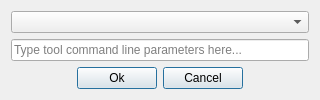
Qt form titan/ui/edit_tool_form.ui (Fijishi-Enterprises/GENO-Energy-Optimization) before a commit.
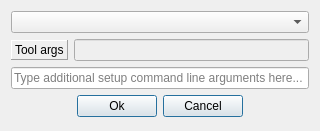
The same form after that commit.

Commit message:
Features #260 and #261 resolved. Tool definition file viewing, editing and refresh tools button
New features:
- Click on a Tool in Tools window to see the Tool definition file (Click on 'No Tool' to see the GAMS output window again)
- Double-clicking a Tool opens the Tool definition file in your default .json editor application (works only on Windows)
- Remember to click 'Refresh Tools' button after editing Tool definition files.

What changed in the file:
```diff
--- a/titan/ui/edit_tool_form.ui
+++ b/titan/ui/edit_tool_form.ui
@@ -10,7 +10,7 @@
     <x>0</x>
     <y>0</y>
     <width>320</width>
-    <height>97</height>
+    <height>131</height>
    </rect>
   </property>
   <property name="sizePolicy">
@@ -22,8 +22,91 @@
   <property name="windowTitle">
    <string>Edit Tool</string>
   </property>
-  <layout class="QGridLayout" name="gridLayout">
-   <item row="2" column="0">
+  <layout class="QVBoxLayout" name="verticalLayout_2">
+   <item>
+    <widget class="QComboBox" name="comboBox_tool">
+     <property name="toolTip">
+      <string>&lt;html&gt;&lt;head/&gt;&lt;body&gt;&lt;p&gt;Select tool&lt;/p&gt;&lt;/body&gt;&lt;/html&gt;</string>
+     </property>
+    </widget>
+   </item>
+   <item>
+    <layout class="QHBoxLayout" name="horizontalLayout">
+     <property name="spacing">
+      <number>6</number>
+     </property>
+     <property name="bottomMargin">
+      <number>0</number>
+     </property>
+     <item>
+      <widget class="QLabel" name="label">
+       <property name="sizePolicy">
+        <sizepolicy hsizetype="Preferred" vsizetype="Preferred">
+         <horstretch>0</horstretch>
+         <verstretch>0</verstretch>
+        </sizepolicy>
+       </property>
+       <property name="maximumSize">
+        <size>
+         <width>16777215</width>
+         <height>20</height>
+        </size>
+       </property>
+       <property name="baseSize">
+        <size>
+         <width>0</width>
+         <height>0</height>
+        </size>
+       </property>
+       <property name="toolTip">
+        <string>&lt;html&gt;&lt;head/&gt;&lt;body&gt;&lt;p&gt;You can change Tool command line arguments by changing the Tool definition file&lt;/p&gt;&lt;/body&gt;&lt;/html&gt;</string>
+       </property>
+       <property name="frameShape">
+        <enum>QFrame::Panel</enum>
+       </property>
+       <property name="frameShadow">
+        <enum>QFrame::Raised</enum>
+       </property>
+       <property name="lineWidth">
+        <number>1</number>
+       </property>
+       <property name="text">
+        <string>Tool args</string>
+       </property>
+      </widget>
+     </item>
+     <item>
+      <widget class="QLineEdit" name="lineEdit_tool_args">
+       <property name="enabled">
+        <bool>false</bool>
+       </property>
+       <property name="sizePolicy">
+        <sizepolicy hsizetype="Expanding" vsizetype="Fixed">
+         <horstretch>0</horstretch>
+         <verstretch>0</verstretch>
+        </sizepolicy>
+       </property>
+       <property name="toolTip">
+        <string>&lt;html&gt;&lt;head/&gt;&lt;body&gt;&lt;p&gt;You can change Tool command line arguments by changing the Tool definition file&lt;/p&gt;&lt;/body&gt;&lt;/html&gt;</string>
+       </property>
+       <property name="readOnly">
+        <bool>true</bool>
+       </property>
+      </widget>
+     </item>
+    </layout>
+   </item>
+   <item>
+    <widget class="QLineEdit" name="lineEdit_cmdline_params">
+     <property name="placeholderText">
+      <string>Type additional setup command line arguments here...</string>
+     </property>
+     <property name="clearButtonEnabled">
+      <bool>true</bool>
+     </property>
+    </widget>
+   </item>
+   <item>
     <layout class="QVBoxLayout" name="verticalLayout">
      <item>
       <layout class="QHBoxLayout" name="horizontalLayout_2">
@@ -92,20 +175,6 @@
      </item>
     </layout>
    </item>
-   <item row="0" column="0">
-    <widget class="QComboBox" name="comboBox_tool">
-     <property name="toolTip">
-      <string>&lt;html&gt;&lt;head/&gt;&lt;body&gt;&lt;p&gt;Select tool&lt;/p&gt;&lt;/body&gt;&lt;/html&gt;</string>
-     </property>
-    </widget>
-   </item>
-   <item row="1" column="0">
-    <widget class="QLineEdit" name="lineEdit_cmdline_params">
-     <property name="placeholderText">
-      <string>Type tool command line parameters here...</string>
-     </property>
-    </widget>
-   </item>
   </layout>
  </widget>
  <tabstops>
```
The commit also changes 14 other files.
